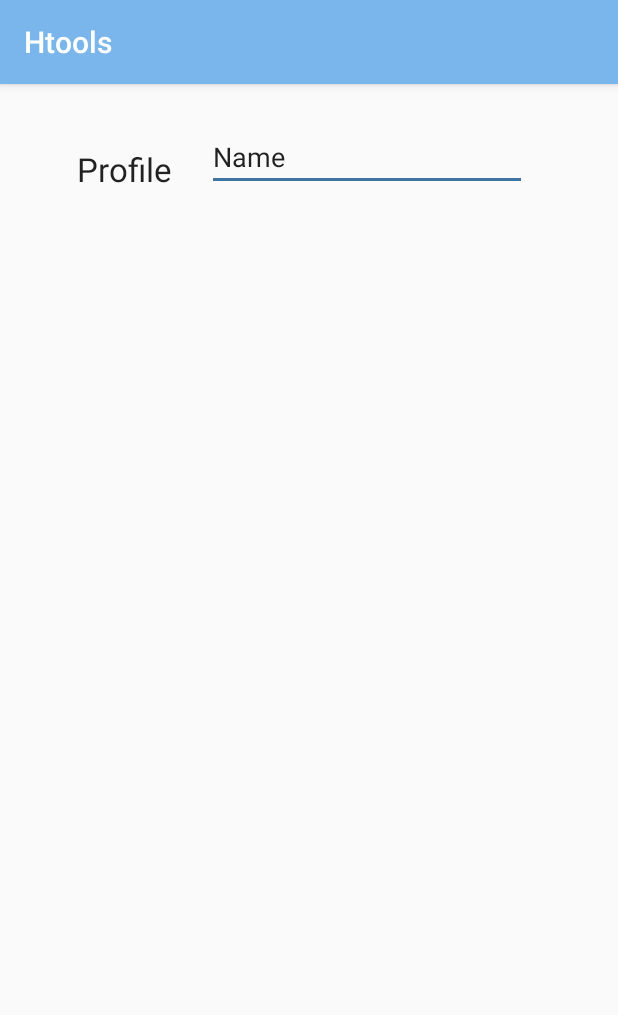
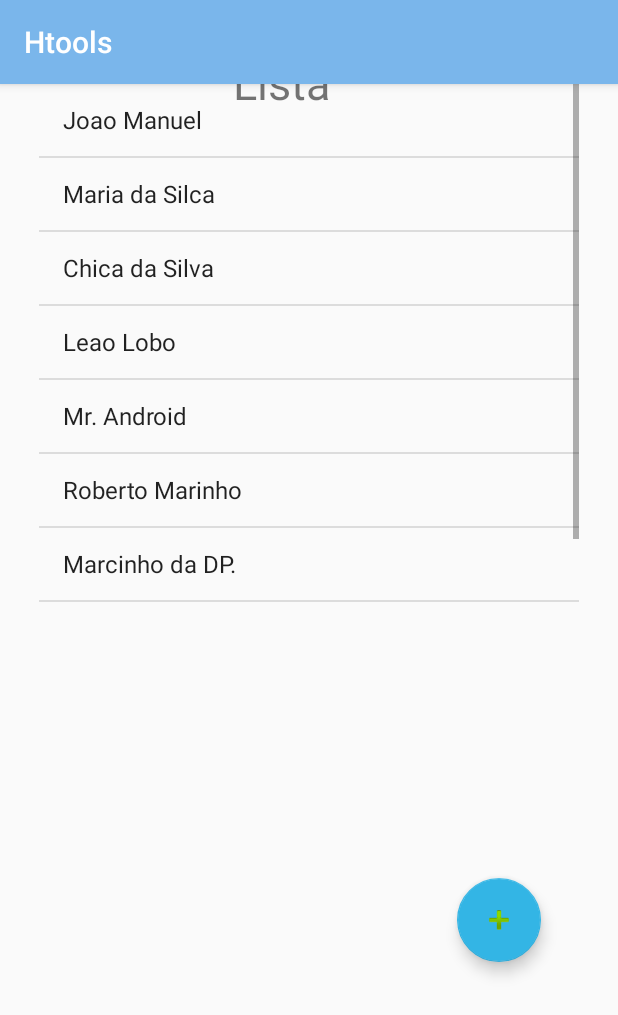
Before and after one commit to dagelf/AndroidMikro, an Android app: the fragment ProfileFragment shown on its own in the app's theme, on a phone screen of 412 x 824 dp. Shown: the top 1015 px of the screen. Run offline under Robolectric (Android 15) with nearby library versions, the phone set to English and light mode, and no system bars.

Commit message:
teste profile

```diff
--- a/htools/app/src/main/java/net/simplifiedcoding/newHtools/MainActivity.java
+++ b/htools/app/src/main/java/net/simplifiedcoding/newHtools/MainActivity.java
@@ -56,7 +56,7 @@ public class MainActivity extends AppCompatActivity implements BottomNavigationV
                 break;
 
             case R.id.navigation_notifications:
-                fragment = new NotificationsFragment();
+                fragment = new ProfileFragment();
                 break;
 
             case R.id.navigation_profile:
--- a/htools/app/src/main/java/net/simplifiedcoding/newHtools/ProfileFragment.java
+++ b/htools/app/src/main/java/net/simplifiedcoding/newHtools/ProfileFragment.java
@@ -6,6 +6,8 @@ import android.support.v4.app.Fragment;
 import android.view.LayoutInflater;
 import android.view.View;
 import android.view.ViewGroup;
+import android.widget.ArrayAdapter;
+import android.widget.ListView;
 
 import net.simplifiedcoding.bottomnavigationexample.R;
 
@@ -14,9 +16,36 @@ import net.simplifiedcoding.bottomnavigationexample.R;
  */
 
 public class ProfileFragment extends Fragment {
+
+    public ProfileFragment(){
+
+    }
+    private int fragment_profile;
+
     @Nullable
     @Override
     public View onCreateView(LayoutInflater inflater, @Nullable ViewGroup container, @Nullable Bundle savedInstanceState) {
-        return inflater.inflate(R.layout.fragment_profile, null);
+        View vProfile = inflater.inflate(R.layout.fragment_profile, container, false);
+            //inflater.inflate(R.layout.fragment_profile, null);
+        ListView listView = (ListView) vProfile.findViewById(R.id.listView);
+        String[] values = new String[] { "Joao Manuel",
+                "Maria da Silca",
+                "Chica da Silva",
+                "Leao Lobo",
+                "Mr. Android",
+                "Roberto Marinho",
+                "Marcinho da DP.",
+                "Sr. Gulp"
+        };
+
+        ArrayAdapter<String> listViewAdapter = new ArrayAdapter<String>(
+                getActivity(),
+                android.R.layout.simple_list_item_1,
+                values
+        );
+        listView.setAdapter(listViewAdapter);
+
+
+        return vProfile;
     }
 }
--- a/htools/app/src/main/res/layout/fragment_profile.xml
+++ b/htools/app/src/main/res/layout/fragment_profile.xml
@@ -1,32 +1,56 @@
 <?xml version="1.0" encoding="utf-8"?>
-<RelativeLayout xmlns:android="http://schemas.android.com/apk/res/android"
+<FrameLayout xmlns:android="http://schemas.android.com/apk/res/android"
+    xmlns:app="http://schemas.android.com/apk/res-auto"
+    xmlns:tools="http://schemas.android.com/tools"
     android:layout_width="match_parent"
     android:layout_height="match_parent">
 
-    <TextView
-        android:id="@+id/textView"
-        android:layout_width="wrap_content"
-        android:layout_height="wrap_content"
-        android:layout_alignParentLeft="true"
-        android:layout_alignParentStart="true"
-        android:layout_alignParentTop="true"
-        android:layout_marginLeft="51dp"
-        android:layout_marginStart="51dp"
-        android:layout_marginTop="42dp"
-        android:text="Profile"
-        android:textAppearance="@style/Base.TextAppearance.AppCompat.Large" />
+    <android.support.constraint.ConstraintLayout
+        android:id="@+id/lista"
+        android:layout_width="match_parent"
+        android:layout_height="match_parent">
 
-    <EditText
-        android:id="@+id/cadEmail"
-        android:layout_width="wrap_content"
-        android:layout_height="wrap_content"
-        android:layout_alignBottom="@+id/textView"
-        android:layout_marginLeft="23dp"
-        android:layout_marginStart="23dp"
-        android:layout_toEndOf="@+id/textView"
-        android:layout_toRightOf="@+id/textView"
-        android:ems="10"
-        android:inputType="textPersonName"
-        android:text="Name" />
+        <TextView
+            android:id="@+id/titulo"
+            android:layout_width="101dp"
+            android:layout_height="44dp"
+            android:layout_marginBottom="8dp"
+            android:layout_marginEnd="8dp"
+            android:layout_marginStart="8dp"
+            android:layout_marginTop="8dp"
+            android:text="@string/lista"
+            android:textSize="30sp"
+            app:layout_constraintBottom_toTopOf="@+id/listView"
+            app:layout_constraintEnd_toEndOf="parent"
+            app:layout_constraintStart_toStartOf="parent"
+            app:layout_constraintTop_toTopOf="parent" />
 
-</RelativeLayout>
+        <android.support.design.widget.FloatingActionButton
+            android:id="@+id/floatingActionButton"
+            android:layout_width="wrap_content"
+            android:layout_height="wrap_content"
+            android:layout_marginBottom="8dp"
+            android:layout_marginEnd="8dp"
+            android:layout_marginStart="80dp"
+            android:layout_marginTop="8dp"
+            android:background="@color/cardview_light_background"
+            android:clickable="true"
+            app:backgroundTint="@android:color/holo_blue_light"
+            app:layout_constraintBottom_toBottomOf="parent"
+            app:layout_constraintEnd_toEndOf="parent"
+            app:layout_constraintHorizontal_bias="0.839"
+            app:layout_constraintStart_toStartOf="parent"
+            app:layout_constraintTop_toBottomOf="@+id/listView"
+            app:srcCompat="@android:drawable/ic_input_add" />
+
+        <ListView
+            android:id="@+id/listView"
+            android:layout_width="360dp"
+            android:layout_height="346dp"
+            android:layout_marginEnd="8dp"
+            android:layout_marginStart="8dp"
+            app:layout_constraintEnd_toEndOf="parent"
+            app:layout_constraintStart_toStartOf="parent"
+            tools:layout_editor_absoluteY="63dp" />
+    </android.support.constraint.ConstraintLayout>
+</FrameLayout>
--- a/htools/app/src/main/res/layout/fragment_users.xml
+++ b/htools/app/src/main/res/layout/fragment_users.xml
@@ -48,12 +48,12 @@
             android:id="@+id/cadNome"
             android:layout_width="0dp"
             android:layout_height="43dp"
-            android:layout_alignBaseline="@+id/textView"
-            android:layout_alignBottom="@+id/textView"
+            android:layout_alignBaseline="@+id/titulo"
+            android:layout_alignBottom="@+id/titulo"
             android:layout_marginEnd="8dp"
             android:layout_marginStart="8dp"
-            android:layout_toEndOf="@+id/textView"
-            android:layout_toRightOf="@+id/textView"
+            android:layout_toEndOf="@+id/titulo"
+            android:layout_toRightOf="@+id/titulo"
             android:ems="10"
             android:hint="Nome"
             android:inputType="textPassword"
--- a/htools/app/src/main/res/values/strings.xml
+++ b/htools/app/src/main/res/values/strings.xml
@@ -23,5 +23,6 @@
 
     <!-- TODO: Remove or change this placeholder text -->
     <string name="hello_blank_fragment">Hello blank fragment</string>
+    <string name="lista">Lista</string>
 
 </resources>
```
